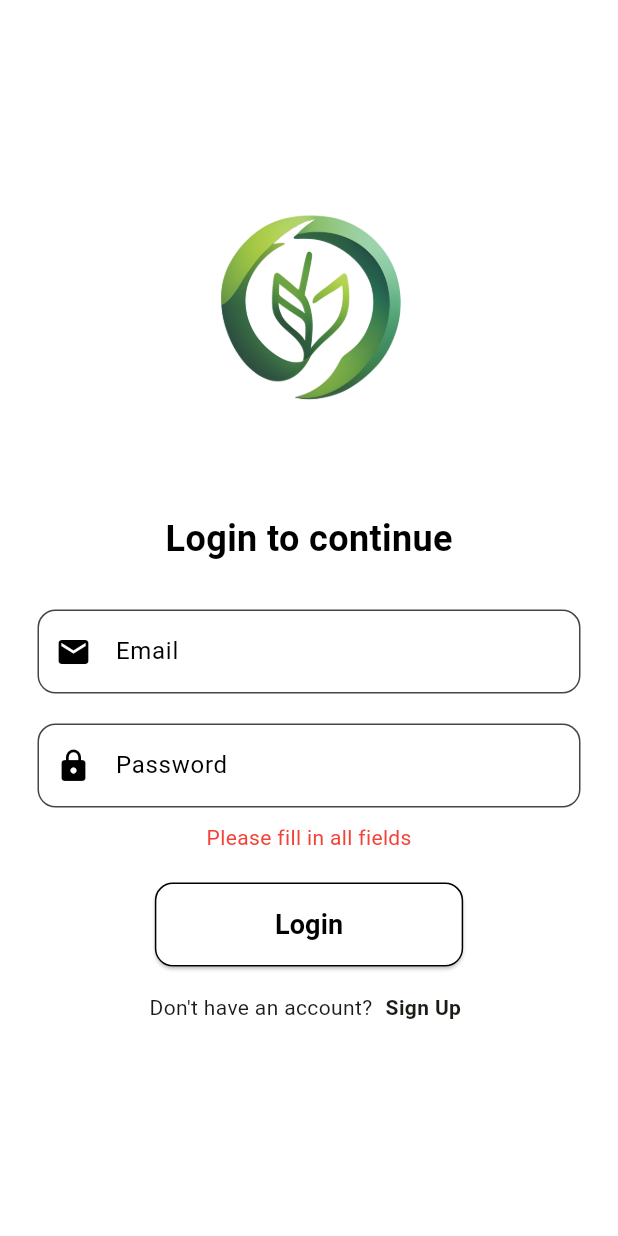
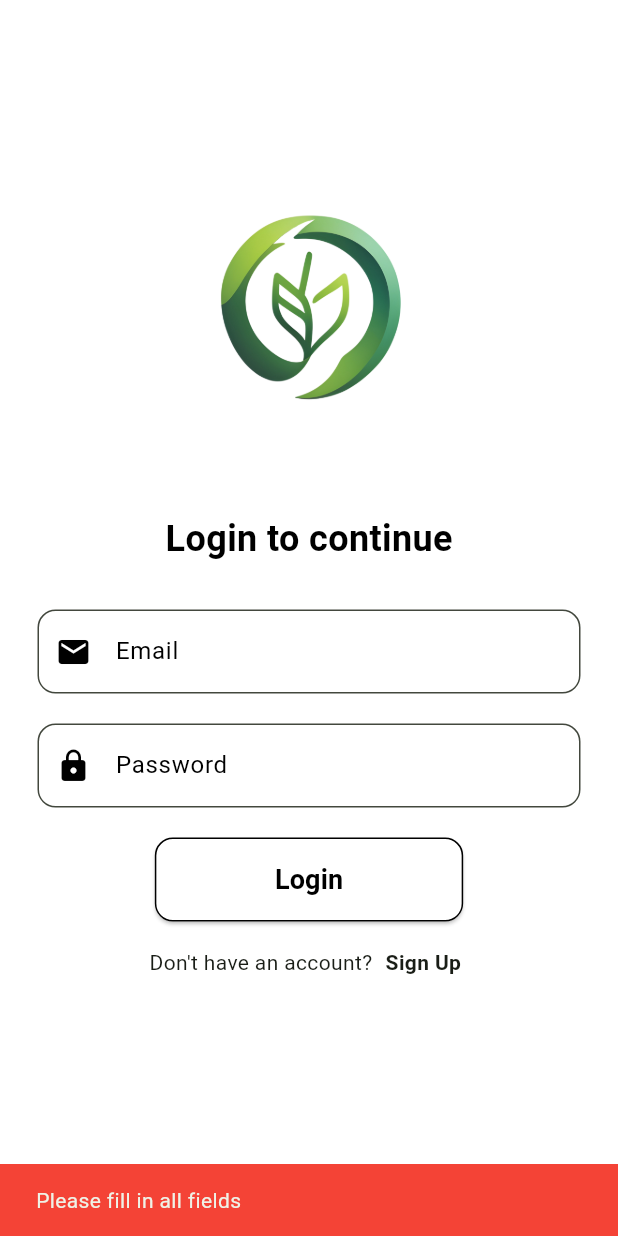
Before and after one commit to Shreesha001/EcoCircuit, a Flutter app: the LoginScreen screen opened directly, after a tap on "Login", on a phone screen of 412 x 824 dp. Run offline on Flutter 3.47's test engine with Material 3 defaults, Android fonts, the phone set to English and light mode, and no system bars; our stand-ins replace cloud_firestore, firebase_auth, firebase_core; accounts and stored records are empty.

Commit message:
error handle in auth screens

```diff
--- a/lib/screens/login_screen.dart
+++ b/lib/screens/login_screen.dart
@@ -38,6 +38,14 @@ class _LoginScreenState extends State<LoginScreen> {
           password: _passwordController.text.trim(),
         );
 
+        // Show success message
+        ScaffoldMessenger.of(context).showSnackBar(
+          const SnackBar(
+            content: Text("Successfully logged in!"),
+            backgroundColor: Colors.green,
+          ),
+        );
+
         Navigator.of(context).pushReplacement(
           MaterialPageRoute(builder: (context) => HomeScreen()),
         );
@@ -45,11 +53,26 @@ class _LoginScreenState extends State<LoginScreen> {
         setState(() {
           _errorMessage = "Please fill in all fields";
         });
+        ScaffoldMessenger.of(context).showSnackBar(
+          const SnackBar(
+            content: Text("Please fill in all fields"),
+            backgroundColor: Colors.red,
+          ),
+        );
       }
     } on FirebaseAuthException catch (e) {
       setState(() {
         _errorMessage = e.message;
       });
+
+      String errorMsg = "Invalid email or password";
+
+      ScaffoldMessenger.of(context).showSnackBar(
+        SnackBar(
+          content: Text(errorMsg),
+          backgroundColor: Colors.red,
+        ),
+      );
     } finally {
       setState(() {
         _isLoading = false;
@@ -58,9 +81,9 @@ class _LoginScreenState extends State<LoginScreen> {
   }
 
   void navigateToSignUp() {
-    Navigator.of(
-      context,
-    ).push(MaterialPageRoute(builder: (context) => SignUpScreen()));
+    Navigator.of(context).push(
+      MaterialPageRoute(builder: (context) => SignUpScreen()),
+    );
   }
 
   @override
@@ -118,12 +141,12 @@ class _LoginScreenState extends State<LoginScreen> {
                     ),
                     obscureText: true,
                   ),
-                  const SizedBox(height: 10),
-                  if (_errorMessage != null)
-                    Text(
-                      _errorMessage!,
-                      style: const TextStyle(color: Colors.red, fontSize: 14),
-                    ),
+                  // const SizedBox(height: 10),
+                  // if (_errorMessage != null)
+                  //   Text(
+                  //     _errorMessage!,
+                  //     style: const TextStyle(color: Colors.red, fontSize: 14),
+                  //   ),
                   const SizedBox(height: 20),
                   ElevatedButton(
                     onPressed: _isLoading ? null : loginUser,
@@ -138,11 +161,8 @@ class _LoginScreenState extends State<LoginScreen> {
                         side: const BorderSide(color: Colors.black),
                       ),
                     ),
-                    child:
-                        _isLoading
-                            ? const CircularProgressIndicator(
-                              color: Colors.black,
-                            )
+                    child: _isLoading
+                        ? const CircularProgressIndicator(color: Colors.black)
                         : const Text(
                             "Login",
                             style: TextStyle(
```
Also changed, not shown: lib/screens/signup_screen.dart (+53 -8 lines). Lines whose indentation alone changed are shown as unchanged.
